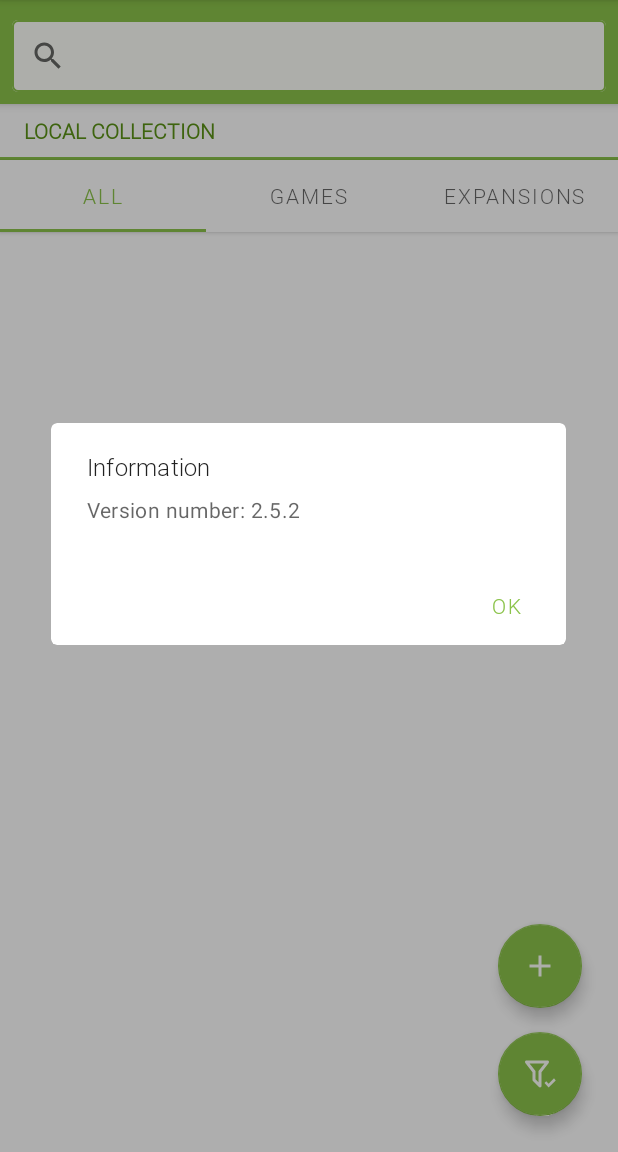
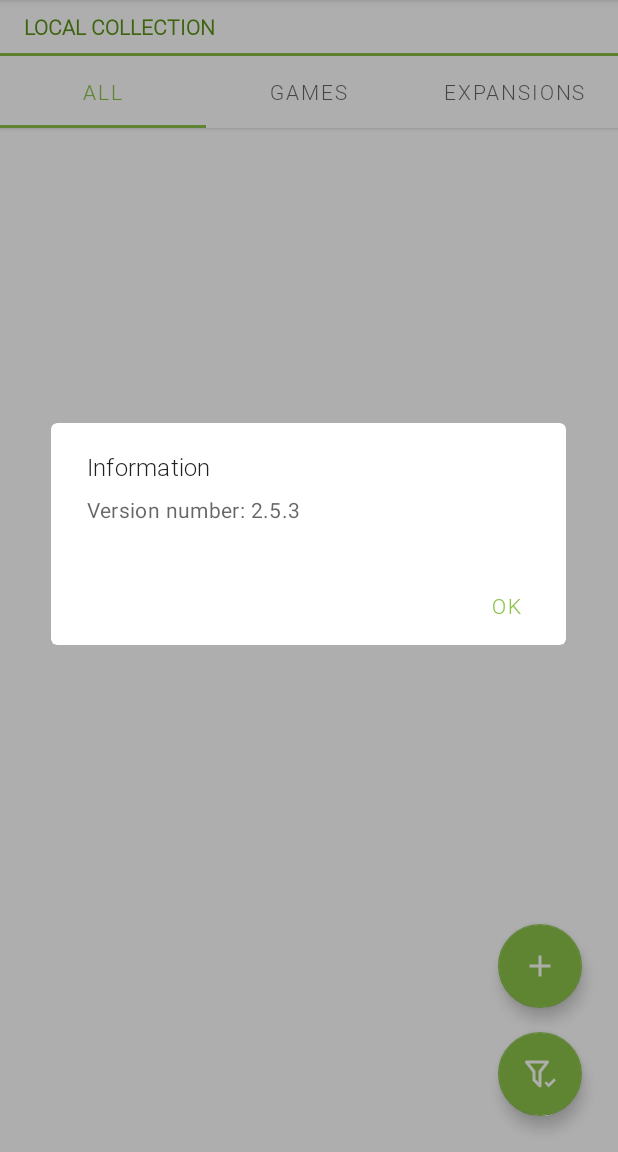
Before and after one commit to agatap2/Lets_Play, an Android app: the screen it shows after launch (MainActivity), after a tap on "information", on a phone screen of 412 x 824 dp, the part 84-1236 px from its top. Run offline under Robolectric (Android 15) with nearby library versions, the phone set to English and light mode, and no system bars; our stand-ins replace Dagger/Hilt's generated code, Room's generated code, data binding; libraries missing offline, so code that uses them is left out: com.simplecityapps.recyclerview_fastscroll; plain views replace FastScrollRecyclerView; pictures from the network do not load; Roboto replaces fonts that are not available here; 2 other taps on this screen came first.

Commit message:
Small fixes

```diff
--- a/app/src/main/java/com/akobusinska/letsplay/ui/gamesList/GamesListFragment.kt
+++ b/app/src/main/java/com/akobusinska/letsplay/ui/gamesList/GamesListFragment.kt
@@ -123,9 +123,11 @@ class GamesListFragment : Fragment() {
 
         viewModel.getUserByName(Storage().restoreCurrentUserName(requireContext()))
             .observe(viewLifecycleOwner) {
+                if (selectedUser == null) {
                     updateCurrentUser(it)
                     binding.refresh.visibility =
                         if (it == null || it.name == "Default") View.INVISIBLE else View.VISIBLE
+                }
             }
 
         viewModel.getLastCollectionOwner().observe(viewLifecycleOwner) {
@@ -221,14 +223,16 @@ class GamesListFragment : Fragment() {
 
                     R.id.user -> {
                         usersListAlertDialog.show()
+                        closeSearchBar()
                     }
 
                     R.id.info -> {
                         MaterialAlertDialogBuilder(requireContext())
                             .setTitle(resources.getString(R.string.info))
-                            .setMessage(resources.getString(R.string.version_number, "2.5.2"))
+                            .setMessage(resources.getString(R.string.version_number, "2.5.3"))
                             .setPositiveButton(resources.getString(R.string.ok)) { _, _ -> }
                             .show()
+                        closeSearchBar()
                     }
                 }
                 return false
@@ -312,6 +316,7 @@ class GamesListFragment : Fragment() {
         }
 
         viewModel.gamesCollection.observe(viewLifecycleOwner) { gamesList ->
+            binding.fullGamesList.layoutManager?.scrollToPosition(0)
             binding.fullGamesList.bindRecyclerView(gamesList.sortedBy { it.name })
         }
 
@@ -342,11 +347,13 @@ class GamesListFragment : Fragment() {
     }
 
     private fun closeSearchBar() {
+        if (searchBarItem.visibility == View.VISIBLE) {
             searchBarItem.visibility = View.GONE
             (requireContext().getSystemService(Context.INPUT_METHOD_SERVICE) as InputMethodManager).hideSoftInputFromWindow(
                 binding.searchBar.windowToken,
                 0
             )
+        }
     }
 
     private fun allDisplayed() {
```
Also changed, not shown: app/src/main/res/layout/fragment_games_list.xml (+0 -35 lines). Lines whose indentation alone changed are shown as unchanged.
